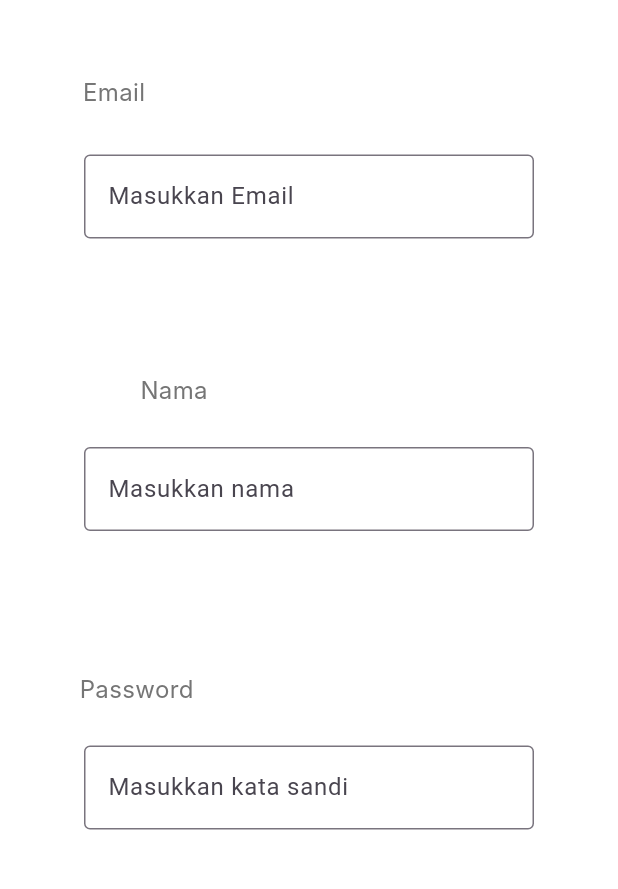
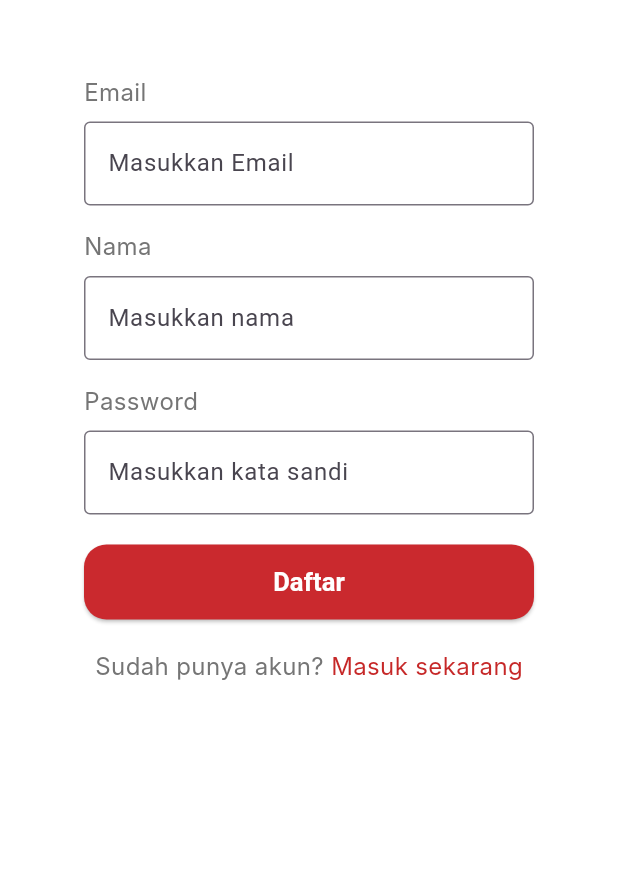
Before and after one commit to medavidrahmadana/TelU-Adventure-Mobile, a Flutter app: the RegisterPage screen opened directly, on a phone screen of 412 x 824 dp, the part 288-1177 px from its top. Run offline on Flutter 3.47's test engine with Material 3 defaults, Android fonts, the phone set to English and light mode, and no system bars; our stand-ins replace camera, cloud_firestore, firebase_auth, firebase_core, firebase_storage, image_picker and 1 more; missing offline and left inert: qr_code_scanner; accounts and stored records are empty; Roboto replaces fonts that are missing (Inter).

Commit message:
fix register, profil update

```diff
--- a/telu_adventure/lib/page/home_page.dart
+++ b/telu_adventure/lib/page/home_page.dart
@@ -582,7 +582,9 @@ class ProfilePicture extends StatelessWidget {
       },
       child: CircleAvatar(
         radius: 50.0,
-        backgroundImage: AssetImage('assets/img/Fadhil.png'),
+        backgroundImage: FirebaseAuth.instance.currentUser!.photoURL!= null
+        ? NetworkImage(FirebaseAuth.instance.currentUser!.photoURL!)
+        : AssetImage('assets/img/Fadhil.png') as ImageProvider,
       ),
     );
   }
--- a/telu_adventure/lib/page/register_page.dart
+++ b/telu_adventure/lib/page/register_page.dart
@@ -46,9 +46,10 @@ class RegisterPage extends StatelessWidget {
               ),
             ),
             SizedBox(height: 50), // Jarak antara judul dan field pertama
-            Padding(
-              padding: const EdgeInsets.only(right: 260),
-              child: Text(
+            Column(
+              crossAxisAlignment: CrossAxisAlignment.start,
+              children: [
+                Text(
                   'Email',
                   style: TextStyle(
                     fontSize: 16,
@@ -57,12 +58,9 @@ class RegisterPage extends StatelessWidget {
                     color: Colors.grey[600],
                   ),
                 ),
-            ),
-            SizedBox(height: 10), // Jarak antara field pertama dan field kedua
+                SizedBox(height: 8.0), // Menambah jarak vertikal
                 Container(
                   width: 300,
-              height: 150,
-              padding: EdgeInsets.only(top: 20.0),
                   child: TextField(
                     controller: usernameController,
                     decoration: InputDecoration(
@@ -71,10 +69,8 @@ class RegisterPage extends StatelessWidget {
                     ),
                   ),
                 ),
-            SizedBox(height: 16), // Jarak antara field kedua dan field ketiga
-            Padding(
-              padding: const EdgeInsets.only(right: 180),
-              child: Text(
+                SizedBox(height: 16.0), // Menambah jarak vertikal antara form
+                Text(
                   'Nama',
                   style: TextStyle(
                     fontSize: 16,
@@ -83,12 +79,9 @@ class RegisterPage extends StatelessWidget {
                     color: Colors.grey[600],
                   ),
                 ),
-            ),
-            SizedBox(height: 10), // Jarak antara field ketiga dan field keempat
+                SizedBox(height: 8.0), // Menambah jarak vertikal
                 Container(
                   width: 300,
-              height: 150,
-              padding: EdgeInsets.only(top: 16.0),
                   child: TextField(
                     controller: displayNameController,
                     decoration: InputDecoration(
@@ -97,10 +90,8 @@ class RegisterPage extends StatelessWidget {
                     ),
                   ),
                 ),
-            SizedBox(height: 16), // Jarak antara field keempat dan field kelima
-            Padding(
-              padding: const EdgeInsets.only(right: 230),
-              child: Text(
+                SizedBox(height: 16.0), // Menambah jarak vertikal antara form
+                Text(
                   'Password',
                   style: TextStyle(
                     fontSize: 16,
@@ -109,12 +100,9 @@ class RegisterPage extends StatelessWidget {
                     color: Colors.grey[600],
                   ),
                 ),
-            ),
-            SizedBox(height: 10), // Jarak antara field kelima dan tombol Daftar
+                SizedBox(height: 8.0), // Menambah jarak vertikal
                 Container(
                   width: 300,
-              height: 150,
-              padding: EdgeInsets.only(top: 16.0),
                   child: TextField(
                     controller: passwordController,
                     obscureText: true,
@@ -124,13 +112,16 @@ class RegisterPage extends StatelessWidget {
                     ),
                   ),
                 ),
-            SizedBox(height: 20), // Jarak antara field dan tombol Daftar
+              ],
+            ),
+            SizedBox(height: 20.0),
             ElevatedButton(
               onPressed: () {
                 _registerWithEmailAndPassword(
                   usernameController.text,
                   passwordController.text,
                   displayNameController.text,
+                  "",
                   context,
                 );
               },
@@ -196,6 +187,7 @@ class RegisterPage extends StatelessWidget {
     String username,
     String password,
     String displayName,
+    String pathimg,
     BuildContext context,
   ) async {
     try {
@@ -205,11 +197,15 @@ class RegisterPage extends StatelessWidget {
         password: password,
       );
       await userCredential.user!.updateDisplayName(displayName);
+      await userCredential.user!.updatePhotoURL(pathimg);
       // Registrasi berhasil, arahkan pengguna ke halaman login
       print('User registered: ${userCredential.user?.uid}');
       Navigator.pushReplacement(
         context,
         MaterialPageRoute(builder: (context) => LoginPage()),
+      );
+      ScaffoldMessenger.of(context).showSnackBar(
+        SnackBar(content: Text('berhasil registrasi!!')),
       );
     } catch (e) {
       // Tangani kesalahan selama proses registrasi
```
Also changed, not shown: telu_adventure/lib/page/profile_page.dart (+104 -30 lines), 2 other files. Lines whose indentation alone changed are shown as unchanged.
